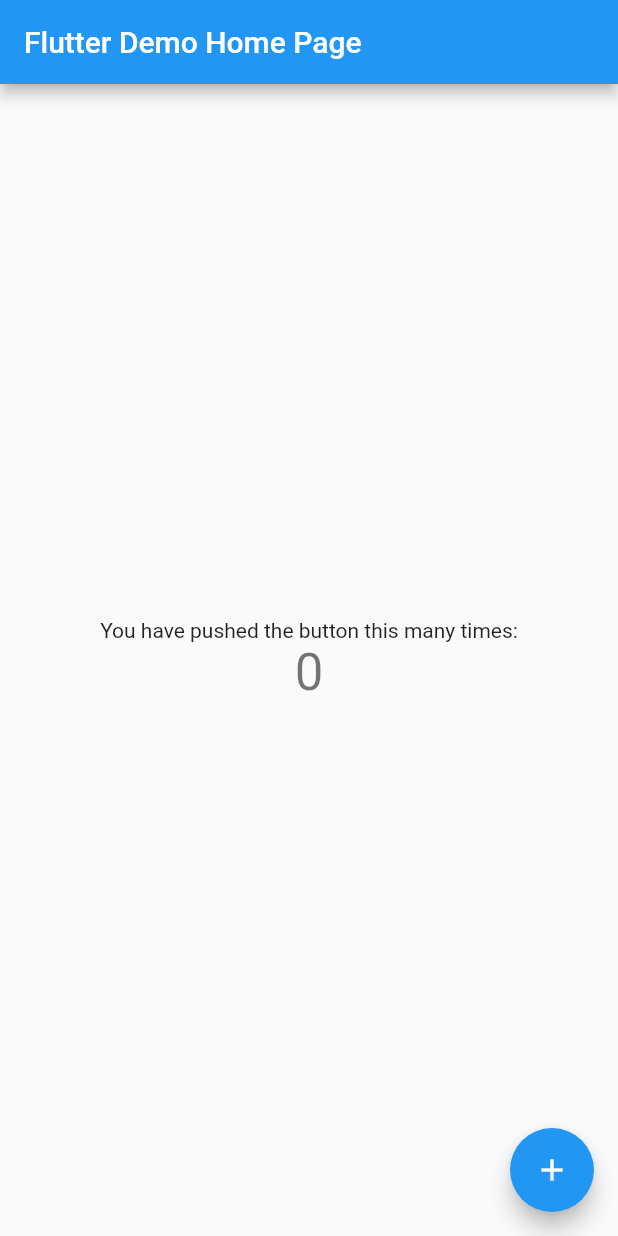
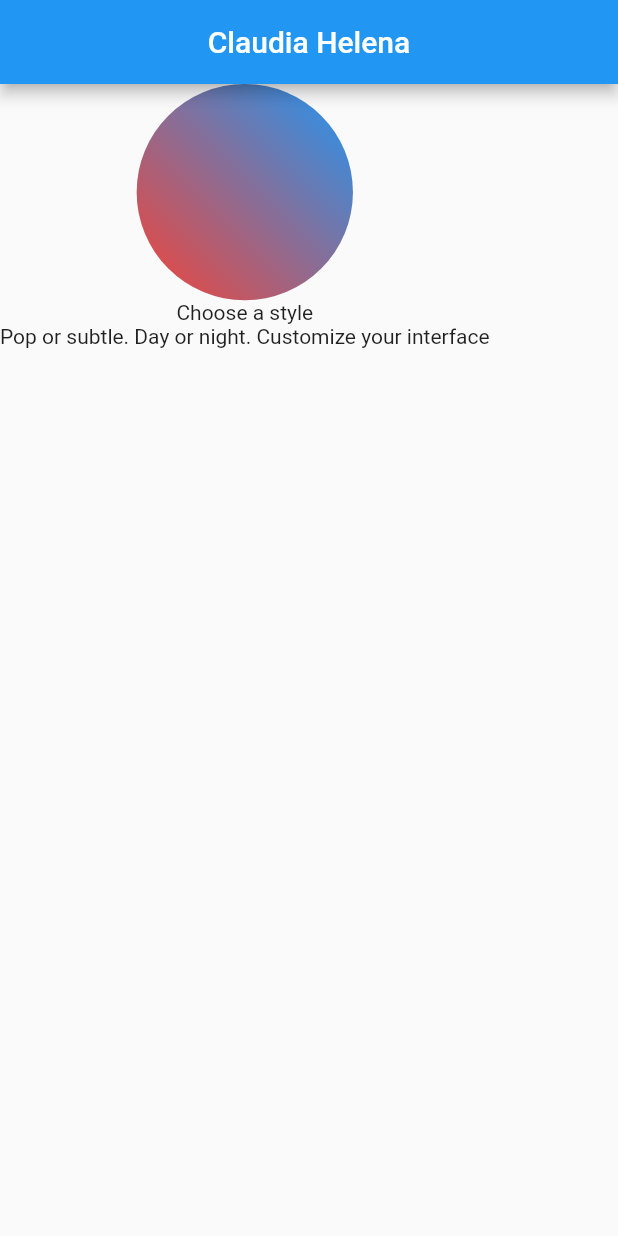
Before and after one commit to LuisYauri/flutter_dark_mode, a Flutter app: the screen it shows after launch, on a phone screen of 412 x 824 dp. Run offline on Flutter 3.47's test engine with Material 2 defaults, Android fonts, the phone set to English and light mode, and no system bars.

Commit message:
Add structure

```diff
--- a/lib/main.dart
+++ b/lib/main.dart
@@ -1,4 +1,5 @@
 import 'package:flutter/material.dart';
+import 'package:mode_dark/pages/home_page.dart';
 
 void main() {
   runApp(MyApp());
@@ -9,7 +10,8 @@ class MyApp extends StatelessWidget {
   @override
   Widget build(BuildContext context) {
     return MaterialApp(
-      title: 'Flutter Demo',
+      debugShowCheckedModeBanner: false,
+      title: 'Ligth Dark Theme',
       theme: ThemeData(
         // This is the theme of your application.
         //
@@ -26,92 +28,7 @@ class MyApp extends StatelessWidget {
         // closer together (more dense) than on mobile platforms.
         visualDensity: VisualDensity.adaptivePlatformDensity,
       ),
-      home: MyHomePage(title: 'Flutter Demo Home Page'),
+      home: HomePage(),
     );
   }
 }
-
-class MyHomePage extends StatefulWidget {
-  MyHomePage({Key key, this.title}) : super(key: key);
-
-  // This widget is the home page of your application. It is stateful, meaning
-  // that it has a State object (defined below) that contains fields that affect
-  // how it looks.
-
-  // This class is the configuration for the state. It holds the values (in this
-  // case the title) provided by the parent (in this case the App widget) and
-  // used by the build method of the State. Fields in a Widget subclass are
-  // always marked "final".
-
-  final String title;
-
-  @override
-  _MyHomePageState createState() => _MyHomePageState();
-}
-
-class _MyHomePageState extends State<MyHomePage> {
-  int _counter = 0;
-
-  void _incrementCounter() {
-    setState(() {
-      // This call to setState tells the Flutter framework that something has
-      // changed in this State, which causes it to rerun the build method below
-      // so that the display can reflect the updated values. If we changed
-      // _counter without calling setState(), then the build method would not be
-      // called again, and so nothing would appear to happen.
-      _counter++;
-    });
-  }
-
-  @override
-  Widget build(BuildContext context) {
-    // This method is rerun every time setState is called, for instance as done
-    // by the _incrementCounter method above.
-    //
-    // The Flutter framework has been optimized to make rerunning build methods
-    // fast, so that you can just rebuild anything that needs updating rather
-    // than having to individually change instances of widgets.
-    return Scaffold(
-      appBar: AppBar(
-        // Here we take the value from the MyHomePage object that was created by
-        // the App.build method, and use it to set our appbar title.
-        title: Text(widget.title),
-      ),
-      body: Center(
-        // Center is a layout widget. It takes a single child and positions it
-        // in the middle of the parent.
-        child: Column(
-          // Column is also a layout widget. It takes a list of children and
-          // arranges them vertically. By default, it sizes itself to fit its
-          // children horizontally, and tries to be as tall as its parent.
-          //
-          // Invoke "debug painting" (press "p" in the console, choose the
-          // "Toggle Debug Paint" action from the Flutter Inspector in Android
-          // Studio, or the "Toggle Debug Paint" command in Visual Studio Code)
-          // to see the wireframe for each widget.
-          //
-          // Column has various properties to control how it sizes itself and
-          // how it positions its children. Here we use mainAxisAlignment to
-          // center the children vertically; the main axis here is the vertical
-          // axis because Columns are vertical (the cross axis would be
-          // horizontal).
-          mainAxisAlignment: MainAxisAlignment.center,
-          children: <Widget>[
-            Text(
-              'You have pushed the button this many times:',
-            ),
-            Text(
-              '$_counter',
-              style: Theme.of(context).textTheme.headline4,
-            ),
-          ],
-        ),
-      ),
-      floatingActionButton: FloatingActionButton(
-        onPressed: _incrementCounter,
-        tooltip: 'Increment',
-        child: Icon(Icons.add),
-      ), // This trailing comma makes auto-formatting nicer for build methods.
-    );
-  }
-}
--- /dev/null
+++ b/lib/pages/home_page.dart
@@ -0,0 +1,42 @@
+import 'package:flutter/material.dart';
+
+class HomePage extends StatefulWidget {
+  @override
+  _HomePageState createState() => _HomePageState();
+}
+
+class _HomePageState extends State<HomePage> {
+  @override
+  Widget build(BuildContext context) {
+    double height = MediaQuery.of(context).size.height;
+    double width = MediaQuery.of(context).size.width;
+    return Scaffold(
+      appBar: AppBar(
+        title: Text('Claudia Helena'),
+        centerTitle: true,
+      ),
+      body: SafeArea(
+        child: Container(
+          child: Column(
+            children: <Widget>[
+              Container(
+                width: width * 0.35,
+                height: width * 0.35,
+                decoration: BoxDecoration(
+                  shape: BoxShape.circle,
+                  gradient: LinearGradient(
+                    colors: [Colors.red, Colors.blue],
+                    begin: Alignment.bottomLeft,
+                    end: Alignment.topRight,
+                  ),
+                ),
+              ),
+              Text('Choose a style'),
+              Text('Pop or subtle. Day or night. Customize your interface'),
+            ],
+          ),
+        ),
+      ),
+    );
+  }
+}
--- a/pubspec.yaml
+++ b/pubspec.yaml
@@ -23,7 +23,9 @@ environment:
 dependencies:
   flutter:
     sdk: flutter
-
+  hive: ^1.4.1+1
+  path_provider: ^1.6.11
+  provider: ^4.3.1
 
   # The following adds the Cupertino Icons font to your application.
   # Use with the CupertinoIcons class for iOS style icons.
```
Also changed, not shown: lib/components/theme_provider.dart (added), pubspec.lock.
